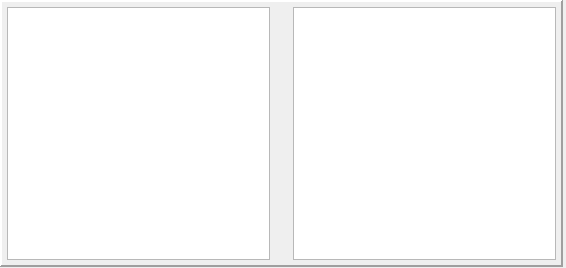
Before: the Qt Designer form companion/src/simulation/trainersimu.ui in opentx/opentx, drawn with Qt 5.
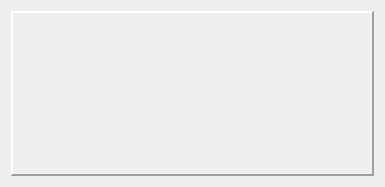
After: the same form once the commit is applied.

Commit message: [Simulator] Refactor Trainer simulator to use VirtualJoystickWidget, gains lock/hold buttons and X/Y position readout.

```diff
--- a/companion/src/simulation/trainersimu.ui
+++ b/companion/src/simulation/trainersimu.ui
@@ -1,27 +1,27 @@
 <?xml version="1.0" encoding="UTF-8"?>
 <ui version="4.0">
  <class>TrainerSimulator</class>
- <widget class="QDialog" name="TrainerSimulator">
+ <widget class="QWidget" name="TrainerSimulator">
   <property name="geometry">
    <rect>
     <x>0</x>
     <y>0</y>
-    <width>566</width>
-    <height>268</height>
+    <width>385</width>
+    <height>187</height>
    </rect>
   </property>
+  <property name="sizePolicy">
+   <sizepolicy hsizetype="Minimum" vsizetype="Preferred">
+    <horstretch>0</horstretch>
+    <verstretch>0</verstretch>
+   </sizepolicy>
+  </property>
   <property name="windowTitle">
    <string>Trainer simulator</string>
   </property>
+  <layout class="QGridLayout" name="gridLayout">
+   <item row="0" column="0">
   <widget class="QFrame" name="frame">
-   <property name="geometry">
-    <rect>
-     <x>0</x>
-     <y>0</y>
-     <width>563</width>
-     <height>267</height>
-    </rect>
-   </property>
    <property name="frameShape">
     <enum>QFrame::Panel</enum>
    </property>
@@ -32,63 +32,39 @@
     <number>2</number>
    </property>
    <layout class="QHBoxLayout" name="horizontalLayout">
-    <property name="margin">
-     <number>5</number>
-    </property>
-    <item>
-     <layout class="QGridLayout" name="gridLayout_3">
-      <item row="0" column="1">
-       <spacer name="horizontalSpacer">
-        <property name="orientation">
-         <enum>Qt::Horizontal</enum>
-        </property>
-        <property name="sizeType">
-         <enum>QSizePolicy::Minimum</enum>
-        </property>
-        <property name="sizeHint" stdset="0">
-         <size>
-          <width>17</width>
-          <height>20</height>
-         </size>
-        </property>
-       </spacer>
-      </item>
-      <item row="0" column="2">
-       <widget class="QGraphicsView" name="rightStick">
-        <property name="minimumSize">
-         <size>
-          <width>245</width>
-          <height>245</height>
-         </size>
-        </property>
-        <property name="verticalScrollBarPolicy">
-         <enum>Qt::ScrollBarAlwaysOff</enum>
+      <property name="spacing">
+       <number>15</number>
+      </property>
+      <property name="leftMargin">
+       <number>0</number>
+      </property>
+      <property name="topMargin">
+       <number>0</number>
+      </property>
+      <property name="rightMargin">
+       <number>0</number>
+      </property>
+      <property name="bottomMargin">
+       <number>0</number>
+      </property>
+      <item>
+       <layout class="QHBoxLayout" name="leftStickLayout">
+        <property name="spacing">
+         <number>0</number>
         </property>
-        <property name="horizontalScrollBarPolicy">
-         <enum>Qt::ScrollBarAlwaysOff</enum>
-        </property>
-       </widget>
+       </layout>
       </item>
-      <item row="0" column="0">
-       <widget class="QGraphicsView" name="leftStick">
-        <property name="minimumSize">
-         <size>
-          <width>245</width>
-          <height>245</height>
-         </size>
+      <item>
+       <layout class="QHBoxLayout" name="rightStickLayout">
+        <property name="spacing">
+         <number>0</number>
         </property>
-        <property name="verticalScrollBarPolicy">
-         <enum>Qt::ScrollBarAlwaysOff</enum>
-        </property>
-        <property name="horizontalScrollBarPolicy">
-         <enum>Qt::ScrollBarAlwaysOff</enum>
-        </property>
-       </widget>
-      </item>
      </layout>
     </item>
    </layout>
   </widget>
+   </item>
+  </layout>
  </widget>
  <resources/>
  <connections/>
```
Lines whose indentation alone changed are shown as unchanged. The commit also changes 2 other files.
